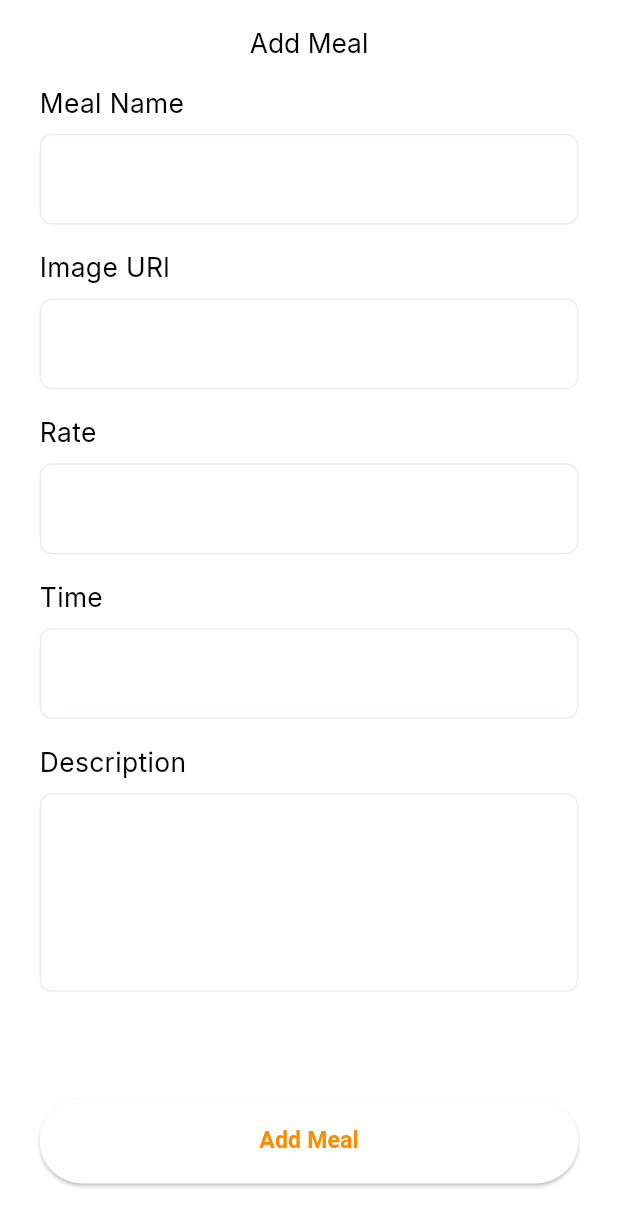
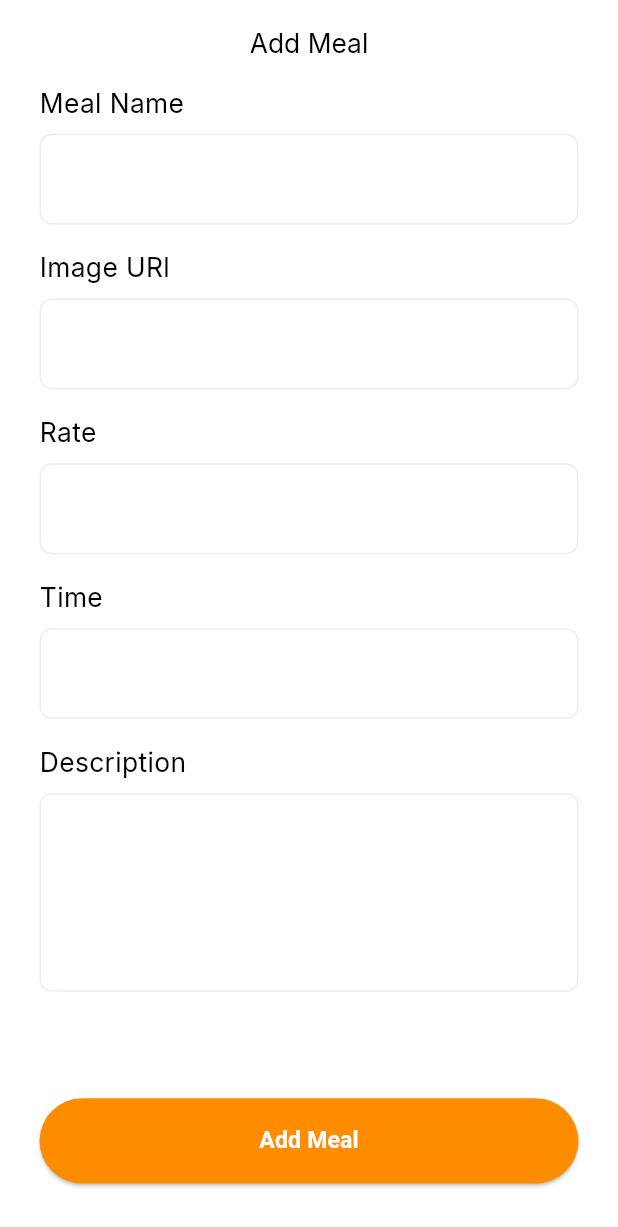
Before and after one commit to SalahHassan202/meals_app_flutter, a Flutter app: the AddMealScreen screen opened by its route, on a phone screen of 412 x 824 dp. Shown: the top 1227 px of the screen. Run offline on Flutter 3.47's test engine with Material 3 defaults, Android fonts, the phone set to English and light mode, and no system bars; our stand-ins replace cached_network_image, carousel_slider, dots_indicator, flutter_screenutil, go_router, google_fonts and 2 more; accounts and stored records are empty.

Commit message:
update PrimayButtonWidget

```diff
--- a/lib/core/widgets/primary_button_widget.dart
+++ b/lib/core/widgets/primary_button_widget.dart
@@ -28,7 +28,7 @@ class PrimayButtonWidget extends StatelessWidget {
     return ElevatedButton(
       onPressed: onPress,
       style: ElevatedButton.styleFrom(
-        backgroundColor: buttonColor ?? AppColors.whiteColor,
+        backgroundColor: buttonColor ?? AppColors.primaryColor,
         shape: RoundedRectangleBorder(
           borderRadius: BorderRadius.circular(100.r),
         ),
@@ -39,7 +39,7 @@ class PrimayButtonWidget extends StatelessWidget {
         style: TextStyle(
           fontWeight: FontWeight.bold,
           fontSize: fontSize ?? 14.sp,
-          color: textColor ?? AppColors.primaryColor,
+          color: textColor ?? AppColors.whiteColor,
         ),
       ),
     );
```
